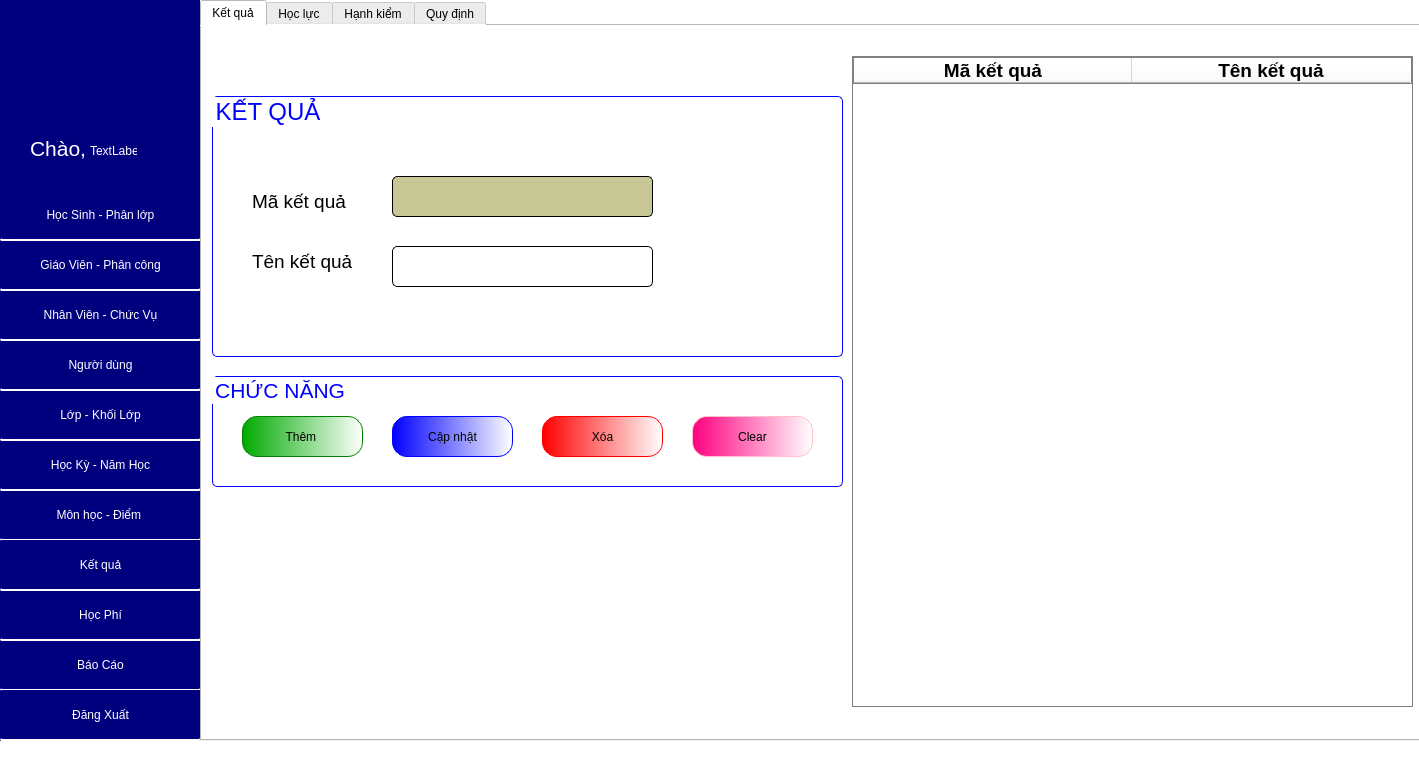
Before: the Qt Designer form GUI/TrangChu.ui in phuthuy44/Student--py, drawn with Qt 5.
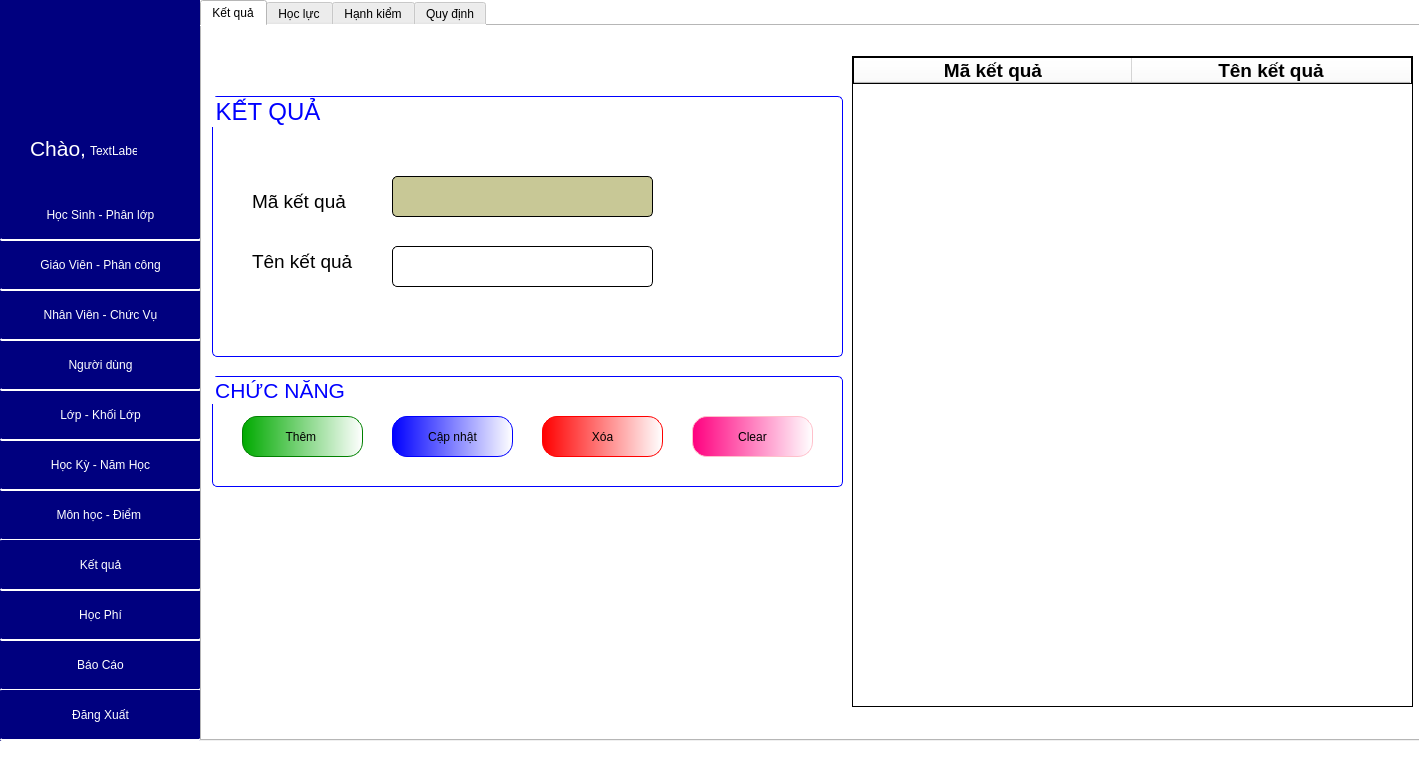
After: the same form once the commit is applied. The open tabs and pages were chosen to show the change.

Patch:
```diff
--- a/GUI/TrangChu.ui
+++ b/GUI/TrangChu.ui
@@ -9218,7 +9218,8 @@
          </rect>
         </property>
         <property name="styleSheet">
-         <string notr="true">border: 1px solid gray ;</string>
+         <string notr="true">border: 1px solid black ;
+font: 14pt &quot;Tahoma&quot;;</string>
         </property>
         <attribute name="horizontalHeaderDefaultSectionSize">
          <number>278</number>
```
Left out of the diff: 17 changed lines with no effect on the pictures.
